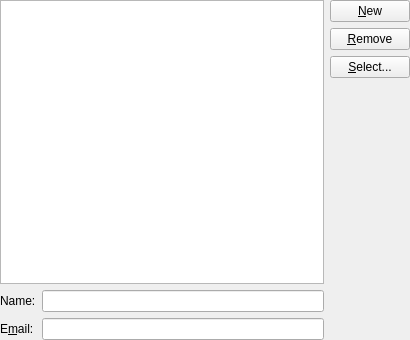
Above: src/publishdialog_base.ui from KDE/akonadi-calendar before the change. Below: the same form after it.
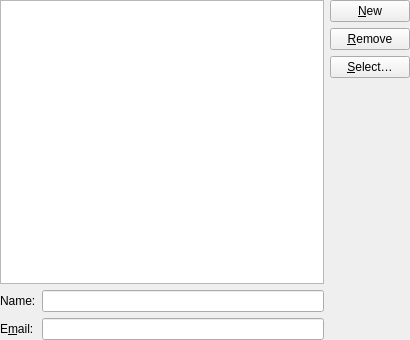
That is the form after the change.

Commit message: Use ellipsis character instead of three dots in UI strings

The edit to the form file:
```diff
--- a/src/publishdialog_base.ui
+++ b/src/publishdialog_base.ui
@@ -81,7 +81,7 @@
           <string>Click this button to show another dialog where you will be able to select a recipient from your address book</string>
          </property>
          <property name="text">
-          <string>&amp;Select...</string>
+          <string>&amp;Select…</string>
          </property>
         </widget>
        </item>
```
The commit also changes 1 other file.
